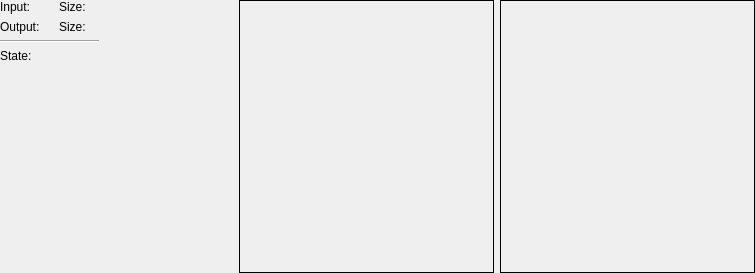
Before: the Qt Designer form Include/iqtfpf/CProcessingItemPreviewGuiComp.ui in naskin-gmg/AcfSln, drawn with Qt 5.
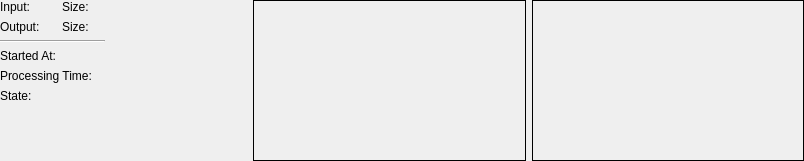
After: the same form once the commit is applied.

Commit message: VC8-Projects corrected. TComPtr corrected. Preview of hotfolder processing item extended.

Patch:
```diff
--- a/Include/iqtfpf/CProcessingItemPreviewGuiComp.ui
+++ b/Include/iqtfpf/CProcessingItemPreviewGuiComp.ui
@@ -6,8 +6,8 @@
    <rect>
     <x>0</x>
     <y>0</y>
-    <width>755</width>
-    <height>273</height>
+    <width>804</width>
+    <height>161</height>
    </rect>
   </property>
   <property name="windowTitle">
@@ -25,7 +25,7 @@
      <property name="frameShadow">
       <enum>QFrame::Sunken</enum>
      </property>
-     <layout class="QHBoxLayout" name="horizontalLayout_2">
+     <layout class="QHBoxLayout" name="horizontalLayout_5">
       <property name="margin">
        <number>0</number>
       </property>
@@ -131,6 +131,54 @@
           </property>
          </widget>
         </item>
+        <item>
+         <layout class="QHBoxLayout" name="horizontalLayout_2">
+          <item>
+           <widget class="QLabel" name="label_5">
+            <property name="sizePolicy">
+             <sizepolicy hsizetype="Maximum" vsizetype="Preferred">
+              <horstretch>0</horstretch>
+              <verstretch>0</verstretch>
+             </sizepolicy>
+            </property>
+            <property name="text">
+             <string>Started At:</string>
+            </property>
+           </widget>
+          </item>
+          <item>
+           <widget class="QLabel" name="StartedAtLabel">
+            <property name="text">
+             <string/>
+            </property>
+           </widget>
+          </item>
+         </layout>
+        </item>
+        <item>
+         <layout class="QHBoxLayout" name="horizontalLayout_3">
+          <item>
+           <widget class="QLabel" name="label_6">
+            <property name="sizePolicy">
+             <sizepolicy hsizetype="Maximum" vsizetype="Preferred">
+              <horstretch>0</horstretch>
+              <verstretch>0</verstretch>
+             </sizepolicy>
+            </property>
+            <property name="text">
+             <string>Processing Time:</string>
+            </property>
+           </widget>
+          </item>
+          <item>
+           <widget class="QLabel" name="ProcessingTimeLabel">
+            <property name="text">
+             <string/>
+            </property>
+           </widget>
+          </item>
+         </layout>
+        </item>
         <item>
          <layout class="QHBoxLayout" name="horizontalLayout">
           <item>
```
The commit also changes 41 other files.
